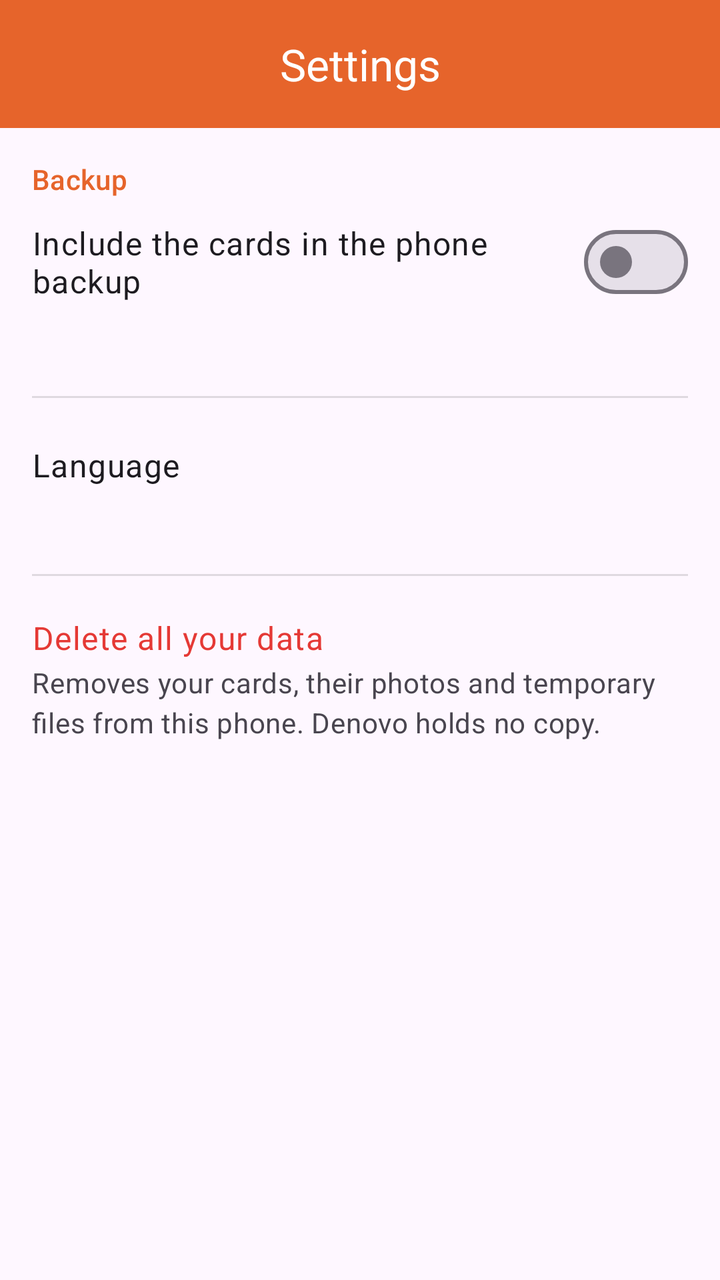
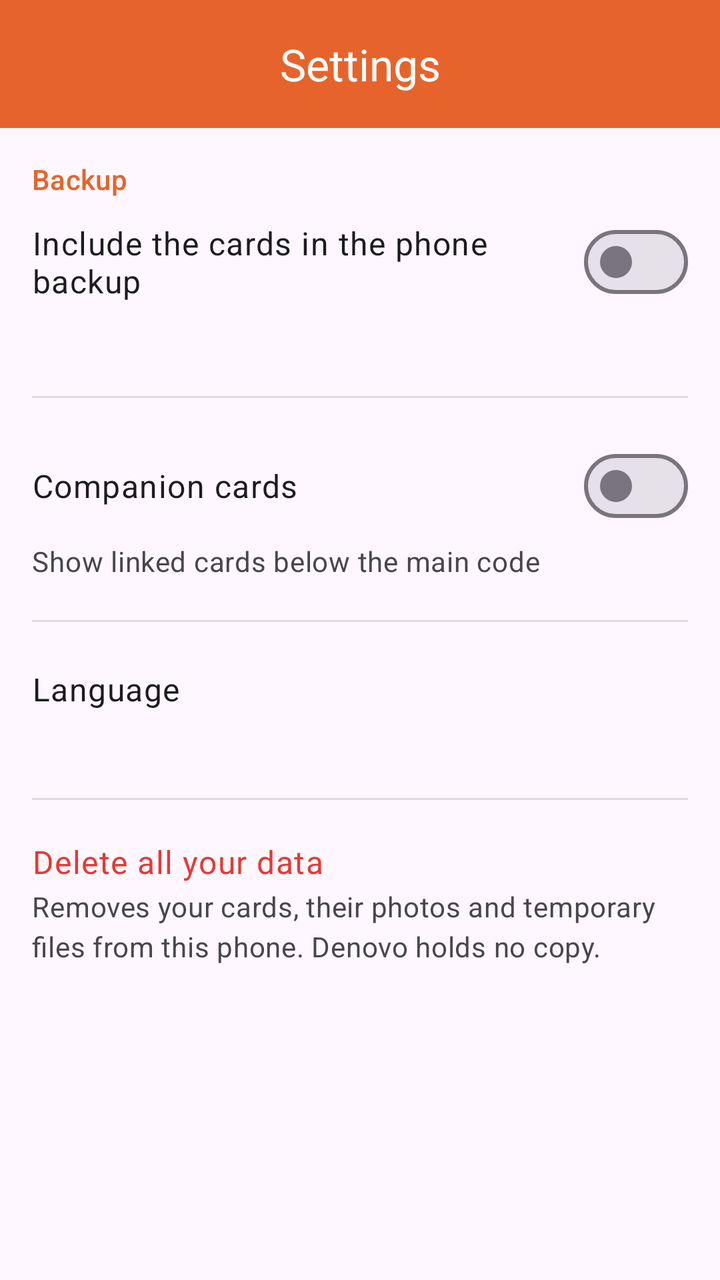

An Android layout rendered at two revisions. The XML below is the earlier revision; the diff shows what the commit changed to produce the second picture.
<!-- AndroidManifest.xml: application theme Tema.OpenCard -->
<!-- res/layout/activity_impostazioni.xml -->
<?xml version="1.0" encoding="utf-8"?>
<androidx.coordinatorlayout.widget.CoordinatorLayout
    xmlns:android="http://schemas.android.com/apk/res/android"
    xmlns:app="http://schemas.android.com/apk/res-auto"
    android:id="@+id/radice"
    android:layout_width="match_parent"
    android:layout_height="match_parent"
    android:fitsSystemWindows="true">

    <com.google.android.material.appbar.AppBarLayout
        android:layout_width="match_parent"
        android:layout_height="wrap_content"
        android:background="@color/brand"
        app:elevation="0dp">

        <com.google.android.material.appbar.MaterialToolbar
            android:id="@+id/barra"
            style="@style/Barra.OpenCard"
            android:layout_width="match_parent"
            android:layout_height="?attr/actionBarSize"
            app:title="@string/impostazioni"
            app:titleCentered="true" />
    </com.google.android.material.appbar.AppBarLayout>

    <androidx.core.widget.NestedScrollView
        android:layout_width="match_parent"
        android:layout_height="match_parent"
        android:fillViewport="true"
        app:layout_behavior="@string/appbar_scrolling_view_behavior">

        <LinearLayout
            android:layout_width="match_parent"
            android:layout_height="wrap_content"
            android:orientation="vertical"
            android:padding="16dp">

            <TextView
                android:layout_width="match_parent"
                android:layout_height="wrap_content"
                android:text="@string/backup"
                android:textAppearance="?attr/textAppearanceTitleSmall"
                android:textColor="@color/brand"
                android:paddingBottom="8dp" />

            <com.google.android.material.materialswitch.MaterialSwitch
                android:id="@+id/backup_cloud"
                android:layout_width="match_parent"
                android:layout_height="wrap_content"
                android:minHeight="48dp"
                android:text="@string/backup_cloud"
                android:textAppearance="?attr/textAppearanceBodyLarge" />

            <TextView
                android:id="@+id/backup_cloud_spiega"
                android:layout_width="match_parent"
                android:layout_height="wrap_content"
                android:paddingTop="4dp"
                android:textAppearance="?attr/textAppearanceBodyMedium"
                android:textColor="?android:attr/textColorSecondary" />

            <View
                android:layout_width="match_parent"
                android:layout_height="1dp"
                android:layout_marginTop="20dp"
                android:layout_marginBottom="20dp"
                android:background="?android:attr/listDivider" />

            
            <LinearLayout
                android:id="@+id/riga_lingua"
                android:layout_width="match_parent"
                android:layout_height="wrap_content"
                android:orientation="vertical"
                android:minHeight="48dp"
                android:gravity="center_vertical"
                android:background="?attr/selectableItemBackground"
                android:clickable="true"
                android:focusable="true">

                <TextView
                    android:layout_width="match_parent"
                    android:layout_height="wrap_content"
                    android:text="@string/lingua"
                    android:textAppearance="?attr/textAppearanceBodyLarge" />

                <TextView
                    android:id="@+id/lingua_adesso"
                    android:layout_width="match_parent"
                    android:layout_height="wrap_content"
                    android:paddingTop="2dp"
                    android:textAppearance="?attr/textAppearanceBodyMedium"
                    android:textColor="?android:attr/textColorSecondary" />
            </LinearLayout>

            <View
                android:layout_width="match_parent"
                android:layout_height="1dp"
                android:layout_marginTop="20dp"
                android:layout_marginBottom="20dp"
                android:background="?android:attr/listDivider" />

            
            <LinearLayout
                android:id="@+id/riga_azzera"
                android:layout_width="match_parent"
                android:layout_height="wrap_content"
                android:orientation="vertical"
                android:minHeight="48dp"
                android:gravity="center_vertical"
                android:background="?attr/selectableItemBackground"
                android:clickable="true"
                android:focusable="true">

                <TextView
                    android:layout_width="match_parent"
                    android:layout_height="wrap_content"
                    android:text="@string/azzera"
                    android:textAppearance="?attr/textAppearanceBodyLarge"
                    android:textColor="@color/danger" />

                <TextView
                    android:layout_width="match_parent"
                    android:layout_height="wrap_content"
                    android:paddingTop="2dp"
                    android:text="@string/azzera_sottotitolo"
                    android:textAppearance="?attr/textAppearanceBodyMedium"
                    android:textColor="?android:attr/textColorSecondary" />
            </LinearLayout>
        </LinearLayout>
    </androidx.core.widget.NestedScrollView>
</androidx.coordinatorlayout.widget.CoordinatorLayout>
<!-- resources referenced by this layout -->
<resources>
  <color name="brand">#E6642B</color>
  <color name="danger">#E53935</color>
  <string name="azzera">Delete all your data</string>
  <string name="azzera_sottotitolo">Removes your cards, their photos and temporary files from this phone. Denovo holds no copy.</string>
  <string name="backup">Backup</string>
  <string name="backup_cloud">Include the cards in the phone backup</string>
  <string name="impostazioni">Settings</string>
  <string name="lingua">Language</string>
  <style name="Barra.OpenCard" parent="Widget.Material3.Toolbar">
          <item name="android:background">@color/brand</item>
          <item name="titleTextColor">@color/on_brand</item>
          <item name="subtitleTextColor">@color/on_brand</item>
          <item name="android:theme">@style/ThemeOverlay.Material3.Dark.ActionBar</item>
          
          <item name="popupTheme">@style/ThemeOverlay.Material3.Light</item>
      </style>
  <style name="Tema.OpenCard" parent="Theme.Material3.DayNight.NoActionBar">
          <item name="colorPrimary">@color/brand</item>
          <item name="colorOnPrimary">@color/on_brand</item>
          <item name="colorSecondary">@color/brand</item>
          <item name="colorOnSecondary">@color/on_brand</item>
          <item name="android:statusBarColor" tools:targetApi="21">@color/brand</item>
          <item name="android:windowLightStatusBar" tools:targetApi="23">false</item>
          
          <item name="coordinatorLayoutStyle">@style/Radice.OpenCard</item>
      </style>
  <color name="on_brand">#FFFFFF</color>
  <style name="Radice.OpenCard" parent="android:Widget">
          <item name="statusBarBackground">@color/brand</item>
      </style>
</resources>

<!-- the commit's change to res/layout/activity_impostazioni.xml (unified diff, before → after) -->
@@ -55,6 +55,30 @@
                 android:layout_width="match_parent"
                 android:layout_height="wrap_content"
                 android:paddingTop="4dp"
+                android:textAppearance="?attr/textAppearanceBodyMedium"
+                android:textColor="?android:attr/textColorSecondary" />
+
+            <View
+                android:layout_width="match_parent"
+                android:layout_height="1dp"
+                android:layout_marginTop="20dp"
+                android:layout_marginBottom="20dp"
+                android:background="?android:attr/listDivider" />
+
+            <com.google.android.material.materialswitch.MaterialSwitch
+                android:id="@+id/carte_compagne"
+                android:layout_width="match_parent"
+                android:layout_height="wrap_content"
+                android:minHeight="48dp"
+                android:text="@string/carte_compagne"
+                android:textAppearance="?attr/textAppearanceBodyLarge" />
+
+            <TextView
+                android:id="@+id/compagne_spiega"
+                android:layout_width="match_parent"
+                android:layout_height="wrap_content"
+                android:paddingTop="4dp"
+                android:text="@string/compagne_desc"
                 android:textAppearance="?attr/textAppearanceBodyMedium"
                 android:textColor="?android:attr/textColorSecondary" />
 
<!-- resource entries referenced after the edit -->
@@ -6,6 +6,8 @@
   <string name="azzera_sottotitolo">Removes your cards, their photos and temporary files from this phone. Denovo holds no copy.</string>
   <string name="backup">Backup</string>
   <string name="backup_cloud">Include the cards in the phone backup</string>
+  <string name="carte_compagne">Companion cards</string>
+  <string name="compagne_desc">Show linked cards below the main code</string>
   <string name="impostazioni">Settings</string>
   <string name="lingua">Language</string>
   <style name="Barra.OpenCard" parent="Widget.Material3.Toolbar">
